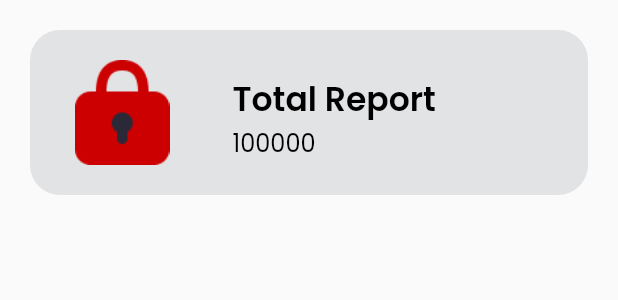
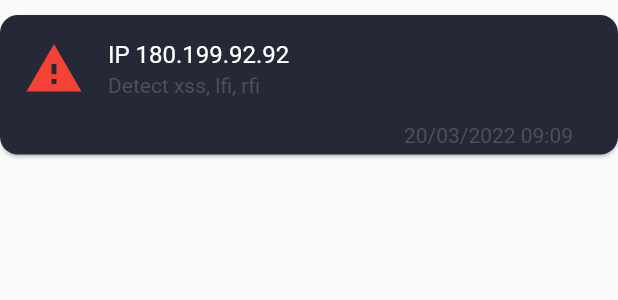
Before and after one commit to fariqfgi/apacheers_mobile, a Flutter app: the ReportCard widget shown alone on an empty page, opened directly, on a phone screen of 412 x 824 dp. Shown: the top 300 px of the screen. Run offline on Flutter 3.47's test engine with Material 2 defaults, Android fonts, the phone set to English and light mode, and no system bars; our stand-ins replace google_fonts.

Commit message:
Add: Report page

```diff
--- a/lib/main.dart
+++ b/lib/main.dart
@@ -1,4 +1,5 @@
 import 'package:apacheers_mobile/pages/home/main_page.dart';
+import 'package:apacheers_mobile/pages/report_page.dart';
 import 'package:apacheers_mobile/pages/sign_in_page.dart';
 import 'package:apacheers_mobile/pages/sign_up_page.dart';
 import 'package:apacheers_mobile/pages/splash_page.dart';
@@ -16,6 +17,7 @@ class MyApp extends StatelessWidget {
         '/sign-in': (context) => SignInPage(),
         '/sign-up': (context) => SignUpPage(),
         '/home': (context) => MainPage(),
+        '/report': (context) => ReportPage(),
       },
     );
   }
--- a/lib/pages/home/home_page.dart
+++ b/lib/pages/home/home_page.dart
@@ -1,5 +1,5 @@
 import 'package:apacheers_mobile/theme.dart';
-import 'package:apacheers_mobile/widget/report_card.dart';
+import 'package:apacheers_mobile/widget/report_total.dart';
 import 'package:apacheers_mobile/widget/report_tile.dart';
 import 'package:flutter/material.dart';
 
@@ -53,7 +53,7 @@ class HomePage extends StatelessWidget {
     Widget reportTotal() {
       return Container(
         margin: EdgeInsets.only(top: 24),
-        child: ReportCard(),
+        child: ReportTotal(),
       );
     }
 
--- a/lib/pages/home/main_page.dart
+++ b/lib/pages/home/main_page.dart
@@ -15,7 +15,9 @@ class _MainPageState extends State<MainPage> {
   Widget build(BuildContext context) {
     Widget reportButton() {
       return FloatingActionButton(
-        onPressed: () {},
+        onPressed: () {
+          Navigator.pushNamed(context, '/report');
+        },
         backgroundColor: Colors.white,
         child: Image.asset(
           'assets/images/password_icon.png',
--- a/lib/pages/home/report_page.dart
+++ /dev/null
@@ -1,10 +0,0 @@
-import 'package:flutter/material.dart';
-
-class ReportPage extends StatelessWidget {
-  @override
-  Widget build(BuildContext context) {
-    return Center(
-      child: Text('Report Page'),
-    );
-  }
-}
--- a/lib/widget/report_card.dart
+++ b/lib/widget/report_card.dart
@@ -5,51 +5,53 @@ class ReportCard extends StatelessWidget {
   @override
   Widget build(BuildContext context) {
     return Container(
-      height: 110,
-      margin: EdgeInsets.all(20.0),
-      decoration: BoxDecoration(
-        borderRadius: BorderRadius.circular(20),
-        color: Color.fromARGB(255, 226, 227, 229),
+      child: Card(
+        margin: EdgeInsets.only(
+          top: 10,
         ),
-      child: Row(
-        children: [
-          SizedBox(
-            width: 30,
+        shape: RoundedRectangleBorder(
+          borderRadius: BorderRadius.circular(12.0),
         ),
-          Image.asset(
-            'assets/images/password_icon.png',
-            height: 70,
+        color: backgroundColor3,
+        child: Column(
+          mainAxisSize: MainAxisSize.min,
+          children: <Widget>[
+            const ListTile(
+              leading: Icon(
+                Icons.warning,
+                size: 40,
+                color: Colors.red,
               ),
-          SizedBox(
-            width: 12,
-          ),
-          Expanded(
-            child: Padding(
-              padding: EdgeInsets.only(
-                top: defaultMargin,
-                left: defaultMargin,
-              ),
-              child: Column(
-                crossAxisAlignment: CrossAxisAlignment.start,
-                children: [
-                  Text(
-                    'Total Report',
-                    style: secondaryTextStyle.copyWith(
-                      fontSize: 22,
-                      fontWeight: FontWeight.w600,
+              title: Text(
+                'IP 180.199.92.92',
+                style: TextStyle(
+                  color: Colors.white,
                 ),
               ),
-                  Text(
-                    '100000',
-                    style: secondaryTextStyle.copyWith(
-                      fontSize: 16,
-                    ),
-                  ),
-                ],
+              subtitle: Text(
+                'Detect xss, lfi, rfi',
+                style: TextStyle(
+                  color: Color(0xff504F5E),
                 ),
               ),
             ),
+            Align(
+              alignment: Alignment.bottomRight,
+              child: Padding(
+                padding: EdgeInsets.only(
+                  right: 30,
+                  bottom: 5,
+                ),
+                child: Text(
+                  '20/03/2022 09:09',
+                  style: TextStyle(
+                    color: subtitleColor,
+                  ),
+                ),
+              ),
+            )
           ],
+        ),
       ),
     );
   }
--- a/lib/widget/report_tile.dart
+++ b/lib/widget/report_tile.dart
@@ -12,7 +12,7 @@ class ReportTile extends StatelessWidget {
           bottom: 10,
         ),
         shape: RoundedRectangleBorder(
-          borderRadius: BorderRadius.circular(15.0),
+          borderRadius: BorderRadius.circular(12.0),
         ),
         color: Color(0xff252836),
         child: Column(
```
Also changed, not shown: lib/pages/report_page.dart (added, +38 -0 lines), lib/widget/report_total.dart (added, +56 -0 lines). Lines whose indentation alone changed are shown as unchanged.
